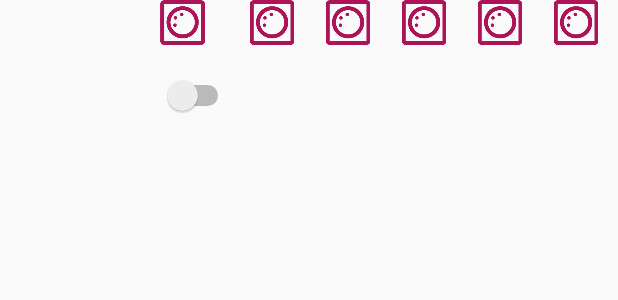
After one commit to SNAP-SAPIENT/ThirdEar, an Android app: the layout activity_quickview.xml on its own in the app's theme, with its tools: preview values and no code run, on a phone screen of 412 x 824 dp. The commit adds this screen. Shown: the top 300 px of the screen. Run offline under Robolectric (Android 15) with nearby library versions, the phone set to English and light mode, and no system bars.

Commit message:
Adding quickview

```diff
--- a/Android/ThirdEar/app/src/main/AndroidManifest.xml
+++ b/Android/ThirdEar/app/src/main/AndroidManifest.xml
@@ -48,6 +48,10 @@
             android:label="@string/add_key_words"
             android:screenOrientation="portrait">
         </activity>
+        <activity android:name=".QuickViewActivity"
+            android:label="@string/title_quickview"
+            android:screenOrientation="portrait">
+        </activity>
     </application>
 
 </manifest>
--- a/Android/ThirdEar/app/src/main/java/com/snap/thirdear/MainActivity.java
+++ b/Android/ThirdEar/app/src/main/java/com/snap/thirdear/MainActivity.java
@@ -133,7 +133,8 @@ public class MainActivity extends AppCompatActivity
         int id = item.getItemId();
 
         if (id == R.id.nav_quick_view) {
-            Toast.makeText(this, "nav_quick_view clicked", Toast.LENGTH_LONG).show();
+            Intent intent = new Intent(this, QuickViewActivity.class);
+            startActivity(intent);
         } else if (id == R.id.nav_alert_preferences) {
 
         } else if (id == R.id.nav_monitors) {
--- /dev/null
+++ b/Android/ThirdEar/app/src/main/java/com/snap/thirdear/QuickViewActivity.java
@@ -0,0 +1,16 @@
+package com.snap.thirdear;
+
+import android.os.Bundle;
+import android.os.PersistableBundle;
+import android.support.v7.app.AppCompatActivity;
+
+/**
+ * Created by hrajal on 5/25/2016.
+ */
+public class QuickViewActivity extends AppCompatActivity {
+    @Override
+    public void onCreate(Bundle savedInstanceState, PersistableBundle persistentState) {
+        super.onCreate(savedInstanceState, persistentState);
+
+    }
+}
--- /dev/null
+++ b/Android/ThirdEar/app/src/main/res/layout/activity_quickview.xml
@@ -0,0 +1,80 @@
+<?xml version="1.0" encoding="utf-8"?>
+<TableLayout xmlns:android="http://schemas.android.com/apk/res/android"
+    android:orientation="vertical" android:layout_width="match_parent"
+    android:layout_height="match_parent"
+    android:stretchColumns="*">
+
+
+    <TableRow
+        android:layout_width="match_parent"
+        android:layout_height="match_parent"
+        android:orientation="vertical">
+
+        <TextView
+            android:layout_width="wrap_content"
+            android:layout_height="wrap_content"
+            android:text="                    "
+            android:id="@+id/textView3" />
+
+        <ImageView
+            android:layout_width="30dp"
+            android:layout_height="30dp"
+            android:id="@+id/imageView2"
+            android:src="@drawable/device_selected"
+            android:layout_column="1" />
+
+        <ImageView
+            android:layout_width="30dp"
+            android:layout_height="30dp"
+            android:id="@+id/imageView4"
+            android:src="@drawable/device_selected"
+            android:layout_column="2" />
+
+        <ImageView
+            android:layout_width="30dp"
+            android:layout_height="30dp"
+            android:id="@+id/imageView5"
+            android:src="@drawable/device_selected"
+            android:layout_column="3" />
+
+        <ImageView
+            android:layout_width="30dp"
+            android:layout_height="30dp"
+            android:id="@+id/imageView6"
+            android:src="@drawable/device_selected"
+            android:layout_column="4" />
+
+        <ImageView
+            android:layout_width="30dp"
+            android:layout_height="30dp"
+            android:id="@+id/imageView7"
+            android:src="@drawable/device_selected"
+            android:layout_column="5" />
+
+        <ImageView
+            android:layout_width="30dp"
+            android:layout_height="30dp"
+            android:id="@+id/imageView8"
+            android:src="@drawable/device_selected"
+            android:layout_column="6" />
+
+    </TableRow>
+
+    <TableRow
+        android:layout_width="wrap_content"
+        android:layout_height="wrap_content"
+        android:minHeight="20dp">
+
+    </TableRow>
+
+    <TableRow
+        android:layout_width="match_parent"
+        android:layout_height="match_parent">
+
+        <Switch
+            android:id="@+id/switch1"
+            android:layout_column="1"
+            android:checked="false"
+            android:layout_height="wrap_content" />
+    </TableRow>
+</TableLayout>
--- a/Android/ThirdEar/app/src/main/res/values/strings.xml
+++ b/Android/ThirdEar/app/src/main/res/values/strings.xml
@@ -26,6 +26,7 @@
     <string name="add_keyword_group_empty_error">Cannot add keyword as group is empty</string>
     <string name="add_keyword_empty_text_error">please enter key word</string>
     <string name="acknowledge">Acknowledge</string>
+    <string name="title_quickview">Quick View</string>
 
 
 </resources>
```
Also changed, not shown: Android/ThirdEar/app/src/main/res/drawable/all_white.png (added), Android/ThirdEar/app/src/main/res/drawable/audio_icon_white.png (added), Android/ThirdEar/app/src/main/res/drawable/flashlight_white.png (added), Android/ThirdEar/app/src/main/res/drawable/hearingaid_white.png (added), Android/ThirdEar/app/src/main/res/drawable/lightbulb_white.png (added), Android/ThirdEar/app/src/main/res/drawable/smartwatch_white.png (added), Android/ThirdEar/app/src/main/res/drawable/vibrate_white.png (added).
